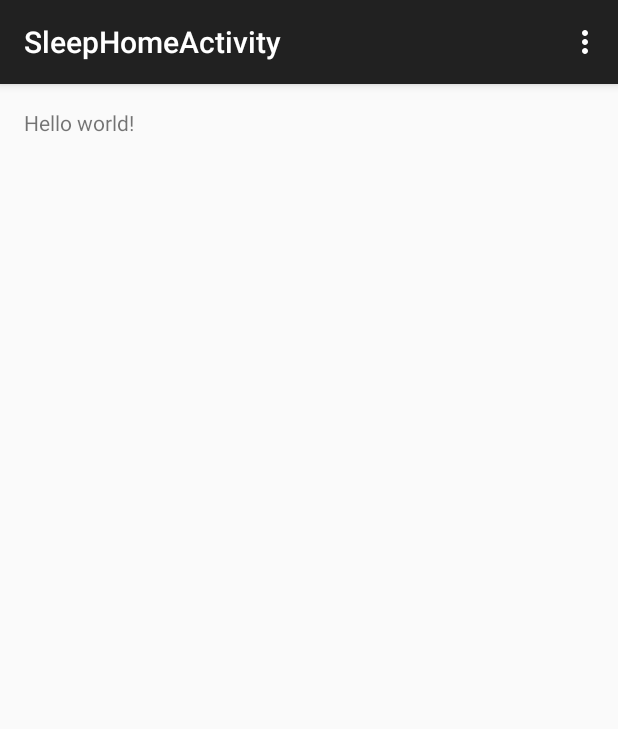
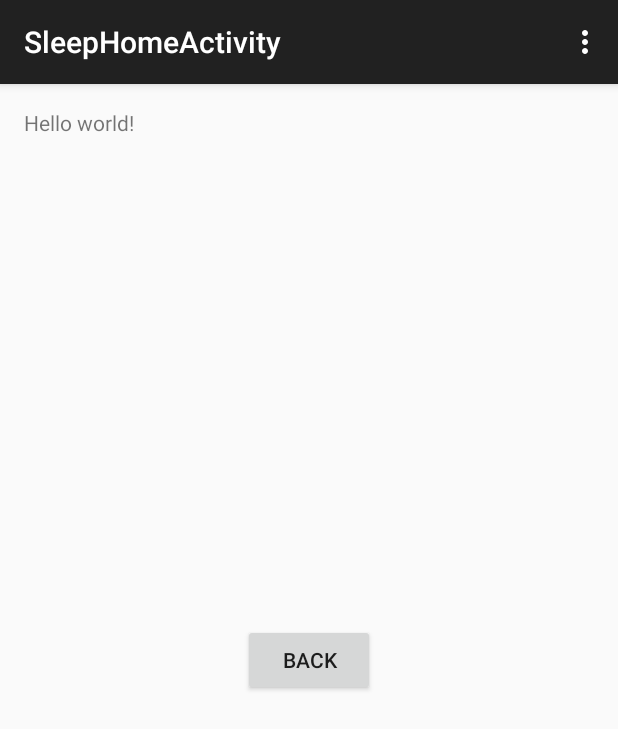
Before and after one commit to VitoInfinito/DATX02-15-39, an Android app: the SleepHomeActivity screen opened directly, with no data from a screen before it, on a phone screen of 412 x 824 dp. Shown: the top 729 px of the screen. Run offline under Robolectric (Android 15) with nearby library versions, the phone set to English and light mode, and no system bars.

Commit message:
Added a button
Added a “back”-button in sleep activity

```diff
--- a/ToK/app/src/main/java/com/kandidat/datx02_15_39/tok/layout/SleepHomeActivity.java
+++ b/ToK/app/src/main/java/com/kandidat/datx02_15_39/tok/layout/SleepHomeActivity.java
@@ -1,5 +1,6 @@
 package com.kandidat.datx02_15_39.tok.layout;
 
+import android.content.Intent;
 import android.support.v7.app.ActionBarActivity;
 import android.os.Bundle;
 import android.view.Menu;
@@ -38,4 +39,13 @@ public class SleepHomeActivity extends ActionBarActivity {
 
         return super.onOptionsItemSelected(item);
     }
+
+    /**
+     * Navigates back to the main activity.
+     *
+     * @param view Not used.
+     */
+    public void backButtonOnClick(View view){
+        startActivity(new Intent(this, MainActivity.class));
+    }
 }
--- a/ToK/app/src/main/res/layout/activity_sleep_home.xml
+++ b/ToK/app/src/main/res/layout/activity_sleep_home.xml
@@ -9,4 +9,12 @@
     <TextView android:text="@string/hello_world" android:layout_width="wrap_content"
         android:layout_height="wrap_content" />
 
+    <Button
+        android:layout_width="wrap_content"
+        android:layout_height="wrap_content"
+        android:text="Back"
+        android:id="@+id/backButton"
+        android:layout_centerVertical="true"
+        android:layout_centerHorizontal="true"
+        android:onClick="backButtonOnClick" />
 </RelativeLayout>
```
